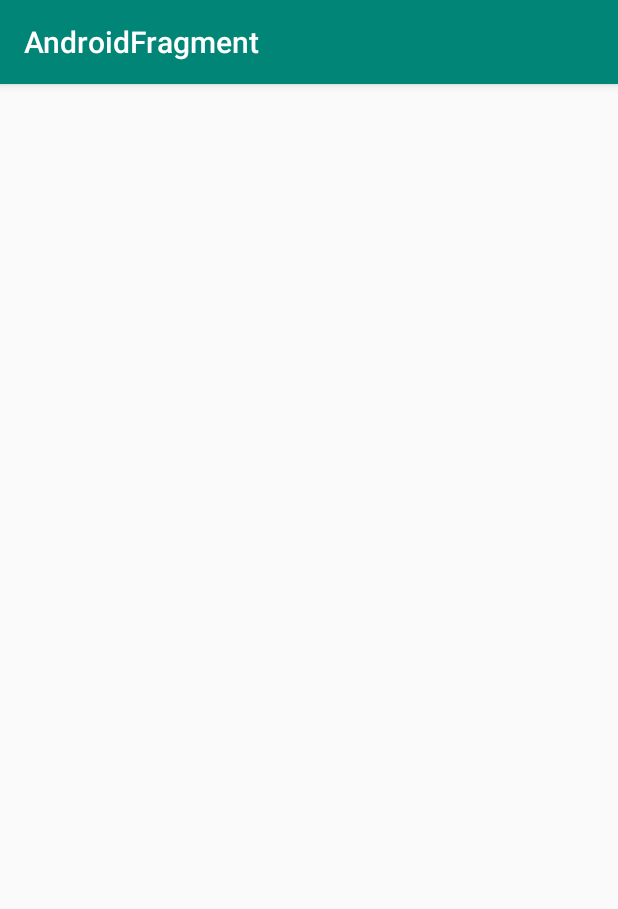
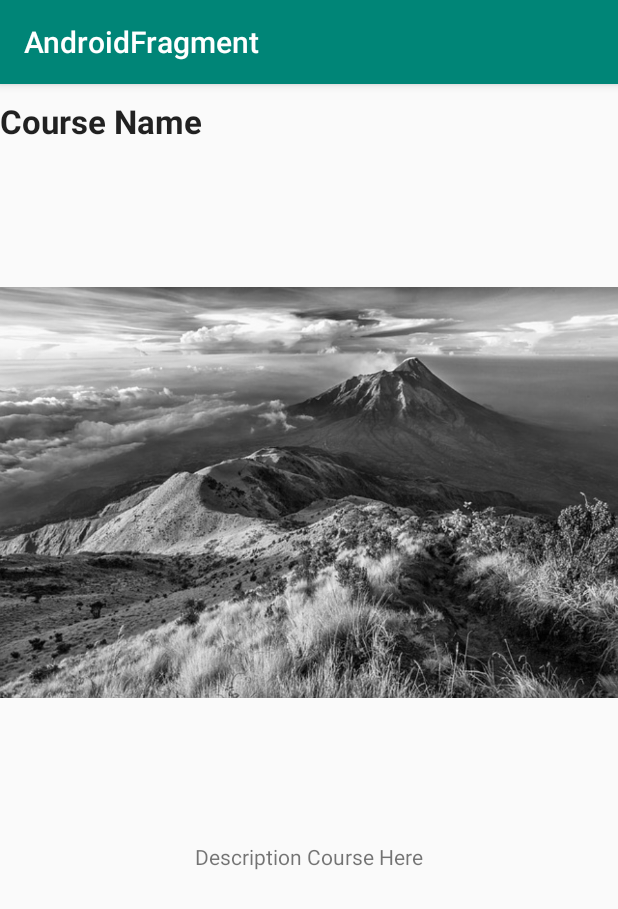
Before and after one commit to Ryanhustler420/AndroidFragment, an Android app: the CourseDetailActivity screen opened directly, with no data from a screen before it, on a phone screen of 412 x 824 dp. Shown: the top 909 px of the screen. Run offline under Robolectric (Android 15) with nearby library versions, the phone set to English and light mode, and no system bars.

Commit message:
Setup Details Activity And Design Layout

```diff
--- a/app/app/src/main/java/com/example/androidfragment/CourseDetailActivity.java
+++ b/app/app/src/main/java/com/example/androidfragment/CourseDetailActivity.java
@@ -1,5 +1,6 @@
 package com.example.androidfragment;
 
+import android.support.v4.app.FragmentManager;
 import android.support.v7.app.AppCompatActivity;
 import android.os.Bundle;
 
@@ -9,5 +10,15 @@ public class CourseDetailActivity extends AppCompatActivity {
     protected void onCreate(Bundle savedInstanceState) {
         super.onCreate(savedInstanceState);
         setContentView(R.layout.activity_course_detail);
+
+        if (savedInstanceState == null) {
+            CourseDetailFragment fragment = new CourseDetailFragment();
+            FragmentManager fragmentManager = getSupportFragmentManager();
+
+            fragmentManager
+                    .beginTransaction()
+                    .add(R.id.detailContainer, fragment)
+                    .commit();
+        }
     }
 }
--- a/app/app/src/main/java/com/example/androidfragment/CourseDetailFragment.java
+++ b/app/app/src/main/java/com/example/androidfragment/CourseDetailFragment.java
@@ -1,7 +1,40 @@
 package com.example.androidfragment;
 
+import android.os.Bundle;
+import android.support.annotation.NonNull;
+import android.support.annotation.Nullable;
 import android.support.v4.app.Fragment;
+import android.view.LayoutInflater;
+import android.view.View;
+import android.view.ViewGroup;
+import android.widget.ImageView;
+import android.widget.TextView;
+
+import com.example.androidfragment.data.Course;
 
 public class CourseDetailFragment extends Fragment {
+    Course course;
 
+    // Require no-args constructor
+    public CourseDetailFragment() {}
+
+    @Nullable
+    @Override
+    public View onCreateView(@NonNull LayoutInflater inflater, @Nullable ViewGroup container, @Nullable Bundle savedInstanceState) {
+        // return super.onCreateView(inflater, container, savedInstanceState);
+        View view = inflater.inflate(R.layout.course_detail_fragment, container, false);
+
+        if(course != null) {
+            TextView courseName = view.findViewById(R.id.detailCourseName);
+            courseName.setText(course.getCourseName());
+
+            ImageView courseImage = view.findViewById(R.id.detailCourseImage);
+            courseImage.setImageResource(course.getImageResourceId(getActivity()));
+
+            TextView courseDescription = view.findViewById(R.id.detailCourseDescription);
+            courseDescription.setText(course.getCourseName());
+        }
+
+        return view;
+    }
 }
--- a/app/app/src/main/res/layout/activity_course_detail.xml
+++ b/app/app/src/main/res/layout/activity_course_detail.xml
@@ -1,9 +1,11 @@
 <?xml version="1.0" encoding="utf-8"?>
-<android.support.constraint.ConstraintLayout xmlns:android="http://schemas.android.com/apk/res/android"
-    xmlns:app="http://schemas.android.com/apk/res-auto"
+<FrameLayout
+    xmlns:android="http://schemas.android.com/apk/res/android"
+    android:id="@+id/detailContainer"
     xmlns:tools="http://schemas.android.com/tools"
     android:layout_width="match_parent"
     android:layout_height="match_parent"
-    tools:context=".CourseDetailActivity">
+    tools:context=".MainActivity">
+    <!--tools:context=".CourseDetailActivity">-->
 
-</android.support.constraint.ConstraintLayout>
+</FrameLayout>
--- a/app/app/src/main/res/layout/course_detail_fragment.xml
+++ b/app/app/src/main/res/layout/course_detail_fragment.xml
@@ -1,9 +1,35 @@
 <?xml version="1.0" encoding="utf-8"?>
-<android.support.constraint.ConstraintLayout xmlns:android="http://schemas.android.com/apk/res/android"
-    xmlns:app="http://schemas.android.com/apk/res-auto"
+<LinearLayout xmlns:android="http://schemas.android.com/apk/res/android"
+    android:id="@+id/detailContainer"
     xmlns:tools="http://schemas.android.com/tools"
     android:layout_width="match_parent"
     android:layout_height="match_parent"
+    android:layout_gravity="center_horizontal"
+    android:paddingTop="10dp"
+    android:orientation="vertical"
     tools:context=".CourseDetailActivity">
 
-</android.support.constraint.ConstraintLayout>
+    <TextView
+        android:text="Course Name"
+        android:layout_marginBottom="20dp"
+        android:textAppearance="?android:attr/textAppearanceLarge"
+        android:textStyle="bold"
+        android:id="@+id/detailCourseName"
+        android:layout_width="wrap_content"
+        android:layout_height="wrap_content" />
+
+    <ImageView
+        android:id="@+id/detailCourseImage"
+        android:layout_marginBottom="20dp"
+        android:src="@drawable/landscape"
+        android:layout_width="wrap_content"
+        android:layout_height="wrap_content" />
+
+    <TextView
+        android:id="@+id/detailCourseDescription"
+        android:text="Description Course Here"
+        android:layout_gravity="center_horizontal"
+        android:layout_width="wrap_content"
+        android:layout_height="wrap_content" />
+
+</LinearLayout>
```
